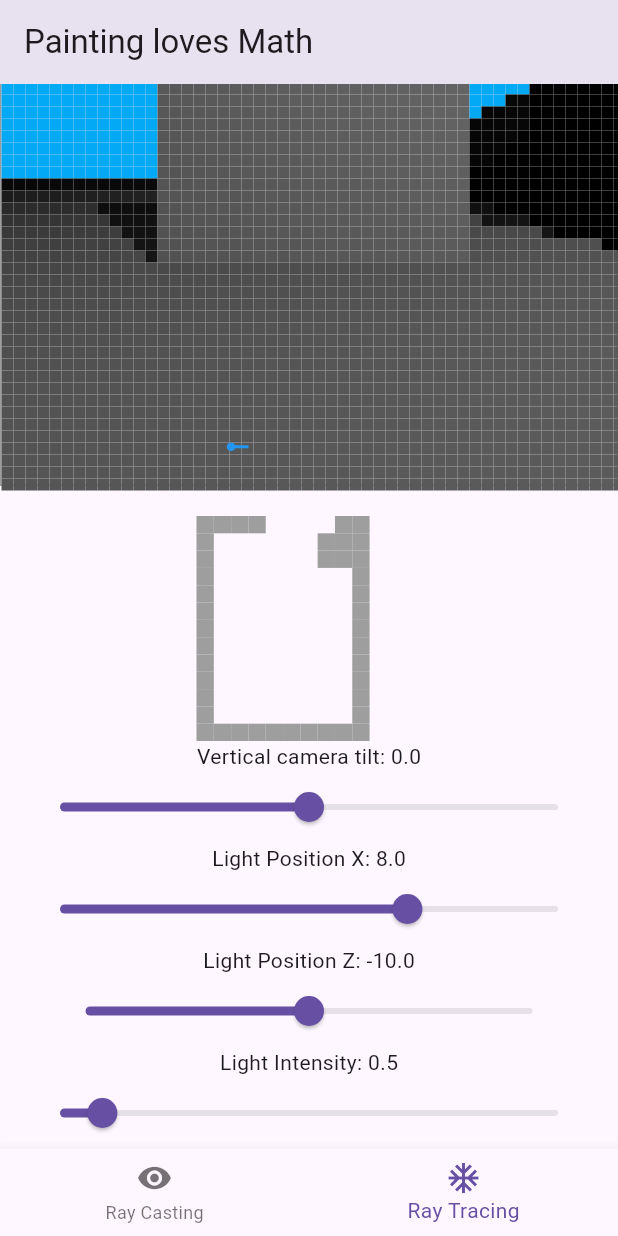
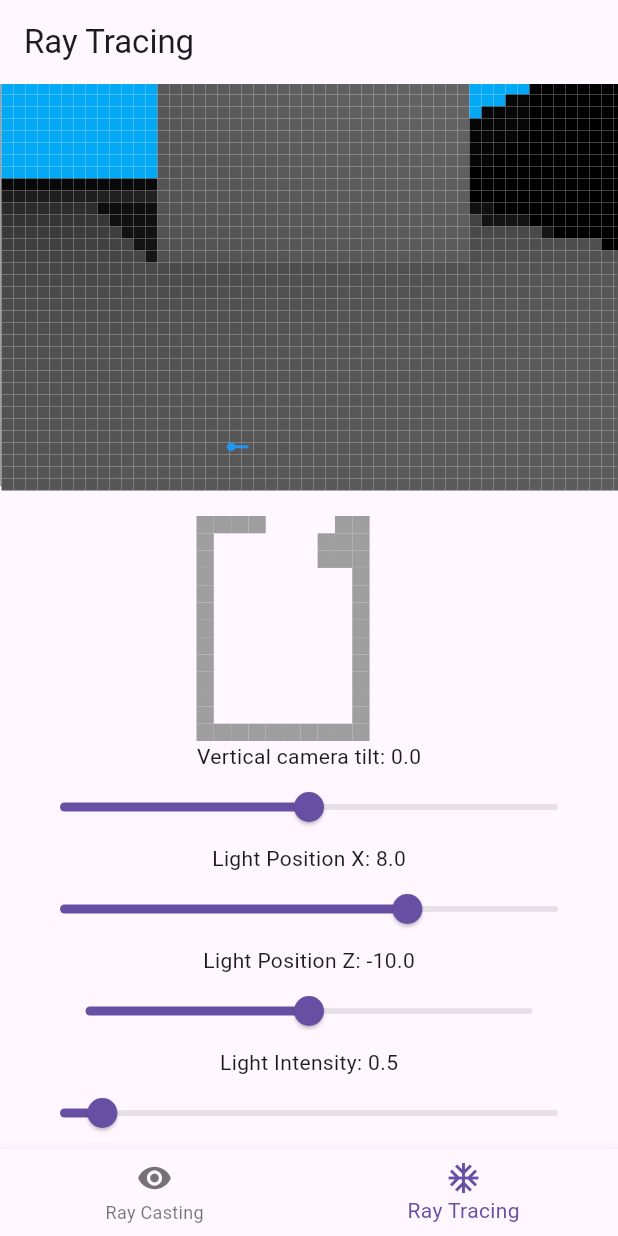
Before and after one commit to jobehi/Flutter_ray_casting, a Flutter app: the screen it shows after launch, item 2 of the bottom bar chosen, scrolled down 214 dp, on a phone screen of 412 x 824 dp. Run offline on Flutter 3.47's test engine with Material 3 defaults, Android fonts, the phone set to English and light mode, and no system bars.

Commit message:
feat(ui): add wrapper screen for ray tracing

```diff
--- a/lib/main.dart
+++ b/lib/main.dart
@@ -1,8 +1,6 @@
 import 'package:flutter/material.dart';
+import 'package:ray_something/ray_tracing/main_ray_tracing_page.dart';
 
-import 'ray_casting/ray_casting_page.dart';
-
-import 'ray_tracing/basic/basic_ray_tracing_page.dart';
 import 'steps_explanation/steps_explanation_screen.dart';
 
 void main() {
@@ -14,14 +12,9 @@ class RayTracingApp extends StatelessWidget {
 
   @override
   Widget build(BuildContext context) {
-    return MaterialApp(
+    return const MaterialApp(
       title: 'Ray Tracing Demo',
-      home: Scaffold(
-        appBar: AppBar(
-          title: const Text('Painting loves Math'),
-        ),
-        body: const HomeScreen(),
-      ),
+      home: HomeScreen(),
     );
   }
 }
@@ -36,7 +29,7 @@ class HomeScreen extends StatefulWidget {
 class _HomeScreenState extends State<HomeScreen> {
   final pages = const [
     StepsExplanationScreen(),
-    RayTracingWidget(),
+    MainRayTracingPage(),
   ];
 
   int _selectedIndex = 0;
--- a/lib/ray_tracing/basic/basic_ray_tracing_page.dart
+++ b/lib/ray_tracing/basic/basic_ray_tracing_page.dart
@@ -65,14 +65,14 @@ class LevelBuilder {
   }
 }
 
-class RayTracingWidget extends StatefulWidget {
-  const RayTracingWidget({super.key});
+class BasicRayTracingWidget extends StatefulWidget {
+  const BasicRayTracingWidget({super.key});
 
   @override
   RayTracingWidgetState createState() => RayTracingWidgetState();
 }
 
-class RayTracingWidgetState extends State<RayTracingWidget> {
+class RayTracingWidgetState extends State<BasicRayTracingWidget> {
   late double screenWidth;
   late double screenHeight;
 
--- /dev/null
+++ b/lib/ray_tracing/main_ray_tracing_page.dart
@@ -0,0 +1,26 @@
+import 'package:flutter/material.dart';
+
+import 'basic/basic_ray_tracing_page.dart';
+
+class MainRayTracingPage extends StatefulWidget {
+  const MainRayTracingPage({super.key});
+
+  @override
+  State<MainRayTracingPage> createState() => _MainRayTracingPageState();
+}
+
+class _MainRayTracingPageState extends State<MainRayTracingPage> {
+  @override
+  Widget build(BuildContext context) {
+    return Scaffold(
+      appBar: AppBar(
+        title: const Text('Ray Tracing'),
+      ),
+      body: PageView(
+        children: const [
+          BasicRayTracingWidget(),
+        ],
+      ),
+    );
+  }
+}
```
